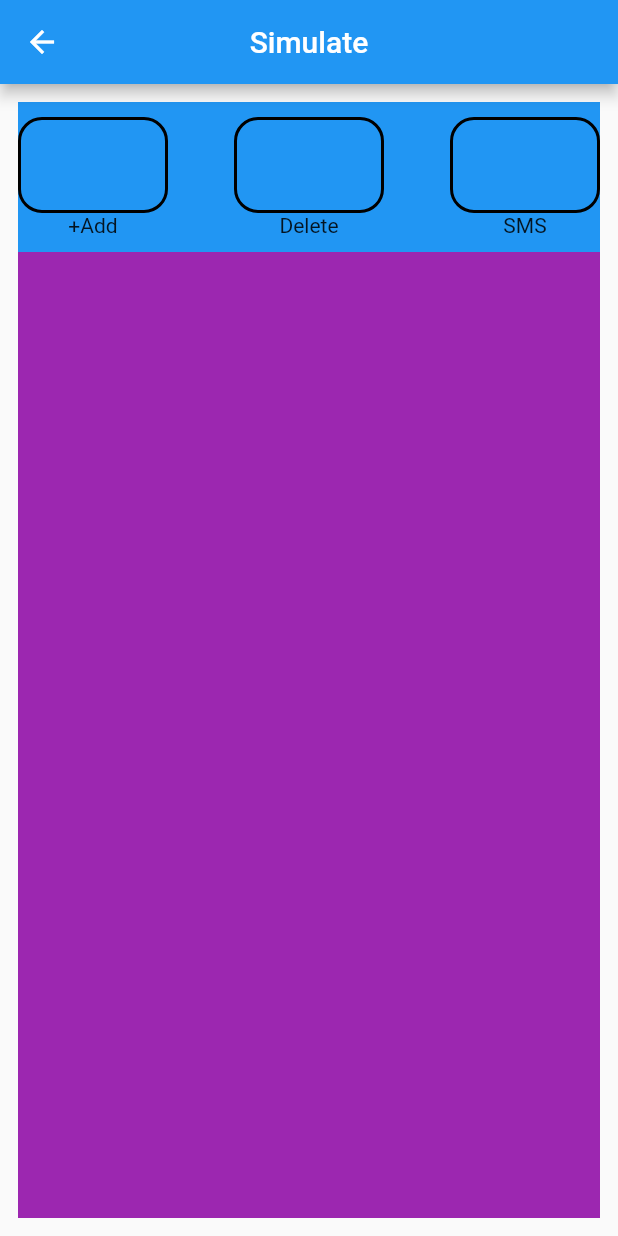
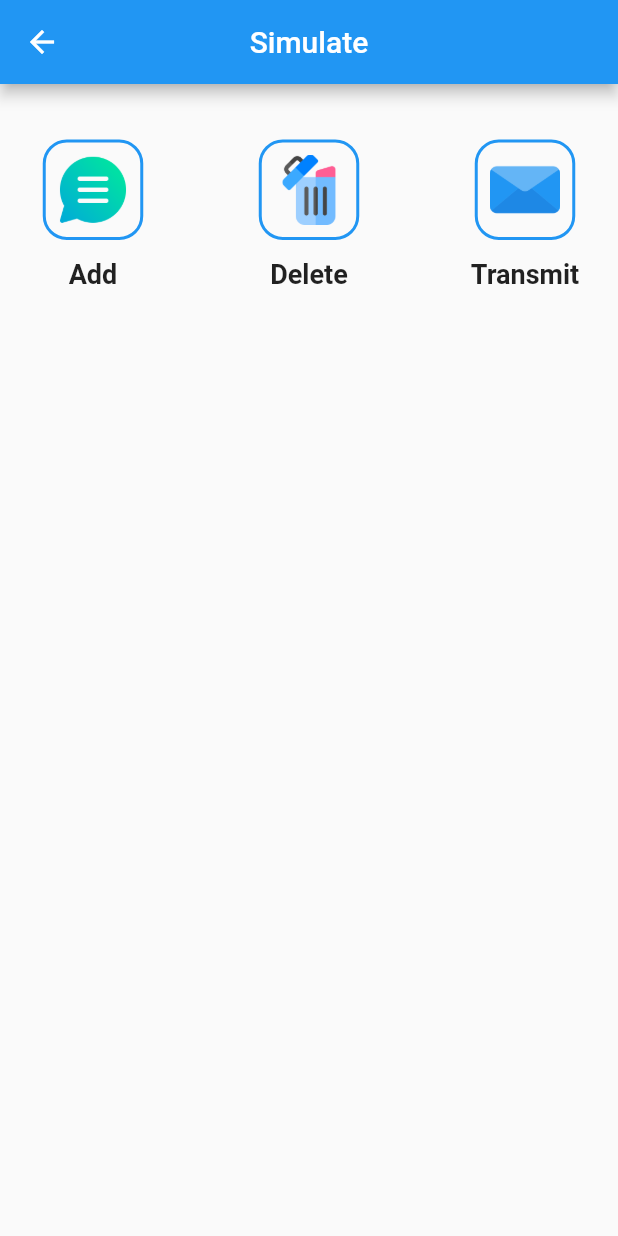
Before and after one commit to hadiuzzaman524/Barrett-2090-XV-3088-Flutter-Simulation, a Flutter app: the XvSimulateScreen screen opened directly, on a phone screen of 412 x 824 dp. Run offline on Flutter 3.47's test engine with Material 2 defaults, Android fonts, the phone set to English and light mode, and no system bars.

Commit message:
feat: design simulation screen

```diff
--- a/lib/configuration/colors.dart
+++ b/lib/configuration/colors.dart
@@ -1,7 +1,7 @@
 import 'package:flutter/material.dart';
 
 class AppColors {
-  static const Color primaryColor = Colors.green;
+  static const Color primaryColor = Colors.blue;
   static const Color buttonColor = Colors.blueGrey;
   static const Color buttonTextColor= Colors.white;
 }
--- a/lib/presentation/feature/xv_simulate/cv_simulate_screen.dart
+++ b/lib/presentation/feature/xv_simulate/cv_simulate_screen.dart
@@ -1,8 +1,19 @@
 import 'package:flutter/material.dart';
+import 'package:radio_set/configuration/constants.dart';
+import 'package:radio_set/presentation/widgets/card_button.dart';
+import 'package:radio_set/presentation/widgets/device_button.dart';
 import 'package:radio_set/presentation/widgets/icon_button.dart';
 
-class XvSimulateScreen extends StatelessWidget {
+class XvSimulateScreen extends StatefulWidget {
   const XvSimulateScreen({Key? key}) : super(key: key);
+
+  @override
+  State<XvSimulateScreen> createState() => _XvSimulateScreenState();
+}
+
+class _XvSimulateScreenState extends State<XvSimulateScreen> {
+  bool deleteItem = false;
+  int deleteIndex = 0;
 
   @override
   Widget build(BuildContext context) {
@@ -15,23 +26,60 @@ class XvSimulateScreen extends StatelessWidget {
         padding: const EdgeInsets.all(12),
         child: Column(
           children: [
-            Container(
-              height: 100,
+            SizedBox(
+              height: 150,
               width: double.infinity,
-              color: Colors.blue,
               child: Row(
                 mainAxisAlignment: MainAxisAlignment.spaceBetween,
                 crossAxisAlignment: CrossAxisAlignment.center,
                 children: [
-                  AppIconButton(title: "+Add", onTap: () {}, imageUrl: ""),
-                  AppIconButton(title: "Delete", onTap: () {}, imageUrl: ""),
-                  AppIconButton(title: "SMS", onTap: () {}, imageUrl: ""),
+                  AppIconButton(
+                      title: "Add",
+                      onTap: () {
+                        final String result =
+                            AppConstant.addXvDevice(title: "hello");
+                        debugPrint(result);
+                        setState(() {});
+                      },
+                      imageUrl: "images/comment.png"),
+                  AppIconButton(
+                      title: "Delete",
+                      onTap: () {
+                        if (deleteItem) {
+                          AppConstant.deleteXvDevice(index: deleteIndex);
+                          setState(() {
+                            deleteItem = false;
+                          });
+                        }
+                      },
+                      imageUrl: "images/delete.png"),
+                  AppIconButton(
+                      title: "Transmit",
+                      onTap: () {},
+                      imageUrl: "images/email.png"),
                 ],
               ),
             ),
             Expanded(
-              child: Container(
-                color: Colors.purple,
+              child: Column(
+                crossAxisAlignment: CrossAxisAlignment.center,
+                mainAxisAlignment: MainAxisAlignment.spaceBetween,
+                children: [
+                  for (int i = 0; i < AppConstant.xvList.length; i++)
+                    DeviceButton(
+                      key: Key(DateTime.now().toString()),
+                      imageUrl: "images/delete.png",
+                      onTap: () {},
+                      onLogPress: (bool value) {
+                        if (!value) {
+                          setState(() {
+                            deleteItem = true;
+                            deleteIndex = i;
+                          });
+                        }
+                      },
+                    )
+                ],
               ),
             )
           ],
--- a/lib/presentation/widgets/icon_button.dart
+++ b/lib/presentation/widgets/icon_button.dart
@@ -1,4 +1,6 @@
 import 'package:flutter/material.dart';
+import 'package:radio_set/configuration/colors.dart';
+import 'package:radio_set/configuration/text_style.dart';
 
 class AppIconButton extends StatelessWidget {
   final VoidCallback onTap;
@@ -9,26 +11,35 @@ class AppIconButton extends StatelessWidget {
       {Key? key,
       required this.title,
       required this.onTap,
-      required this.imageUrl})
+      required this.imageUrl,})
       : super(key: key);
 
   @override
   Widget build(BuildContext context) {
-    return SizedBox(
-      height: 80,
+    return InkWell(
+      onTap: onTap,
+      child: SizedBox(
+        height: 100,
         width: 100,
         child: Column(
           children: [
             Expanded(
               child: Container(
+                padding: const EdgeInsets.all(8.0),
                 decoration: BoxDecoration(
                   borderRadius: const BorderRadius.all(Radius.circular(16)),
-                  border: Border.all(color: Colors.black, width: 2),
+                  border: Border.all(color: AppColors.primaryColor, width: 2),
                 ),
-                child: Container()),
+                child: Image.asset(
+                  imageUrl,
+                  fit: BoxFit.cover,
                 ),
-          Text(title),
+              ),
+            ),
+            const SizedBox(height: 12),
+            Text(title, style: AppTextStyle.titleTextStyle,),
           ],
+        ),
       ),
     );
   }
```
Also changed, not shown: lib/configuration/constants.dart (+59 -12 lines), lib/presentation/widgets/device_button.dart (added, +62 -0 lines), images/comment.png (added), images/delete.png (added), images/email.png (added), lib/generated/assets.dart. Lines whose indentation alone changed are shown as unchanged.
